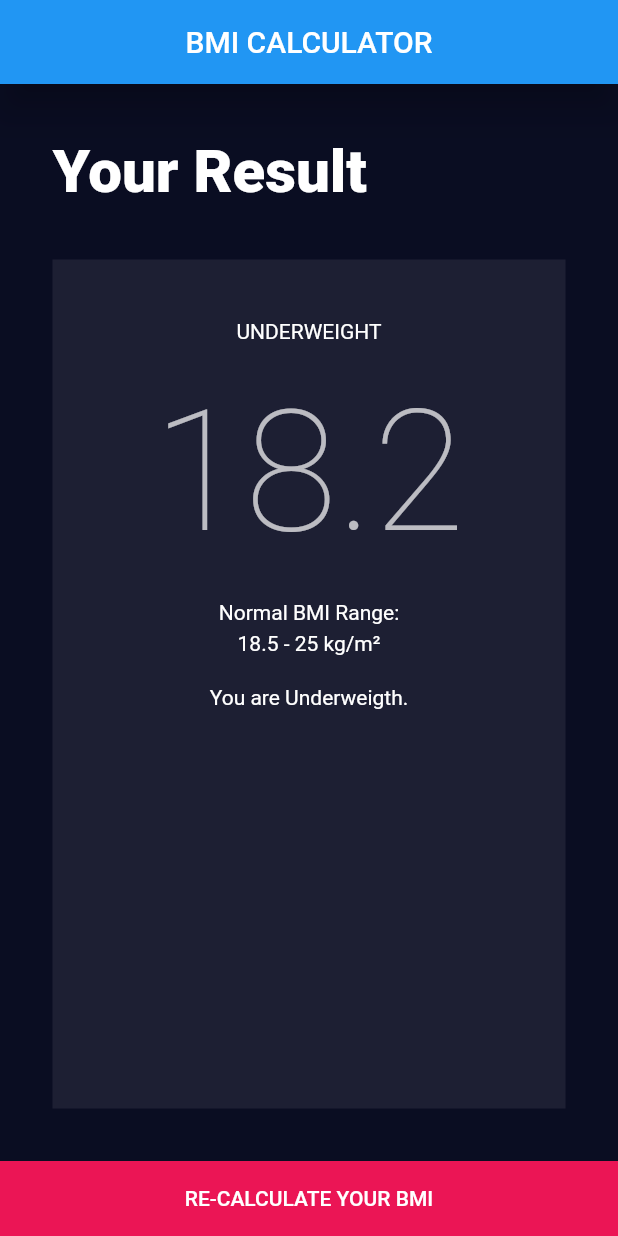
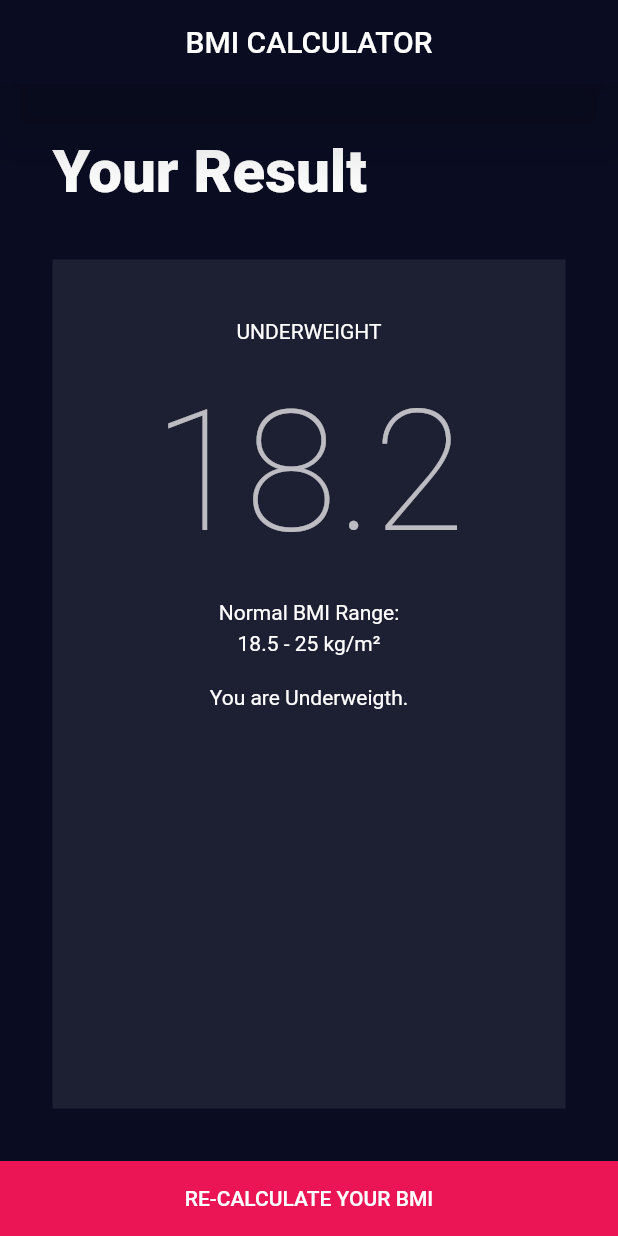
Before and after one commit to dbhavsar76/bmi_calculator, a Flutter app: the screen it shows after launch, after a tap on "CALCULATE YOUR BMI", on a phone screen of 412 x 824 dp. Run offline on Flutter 3.47's test engine with Material 2 defaults, Android fonts, the phone set to English and light mode, and no system bars.

Commit message:
sdk update 2.5

```diff
--- a/lib/main.dart
+++ b/lib/main.dart
@@ -11,10 +11,12 @@ class BmiCalculator extends StatelessWidget {
       title: 'BMI Calculator',
       theme: ThemeData.dark().copyWith(
         primaryColor: kPrimaryColor,
+        splashColor: Colors.white,
         scaffoldBackgroundColor: kPrimaryColor,
         appBarTheme: AppBarTheme.of(context).copyWith(
           centerTitle: true,
-          elevation: 10.0,
+          backgroundColor: kPrimaryColor,
+          elevation: 20.0,
         ),
       ),
       home: SelectorPage(),
--- a/lib/screens/ResultPage.dart
+++ b/lib/screens/ResultPage.dart
@@ -14,7 +14,6 @@ class ResultPage extends StatelessWidget {
       appBar: AppBar(
         automaticallyImplyLeading: false,
         title: kAppTitle,
-        centerTitle: true,
       ),
       body: Column(
         crossAxisAlignment: CrossAxisAlignment.stretch,
```
Also changed, not shown: pubspec.lock.
